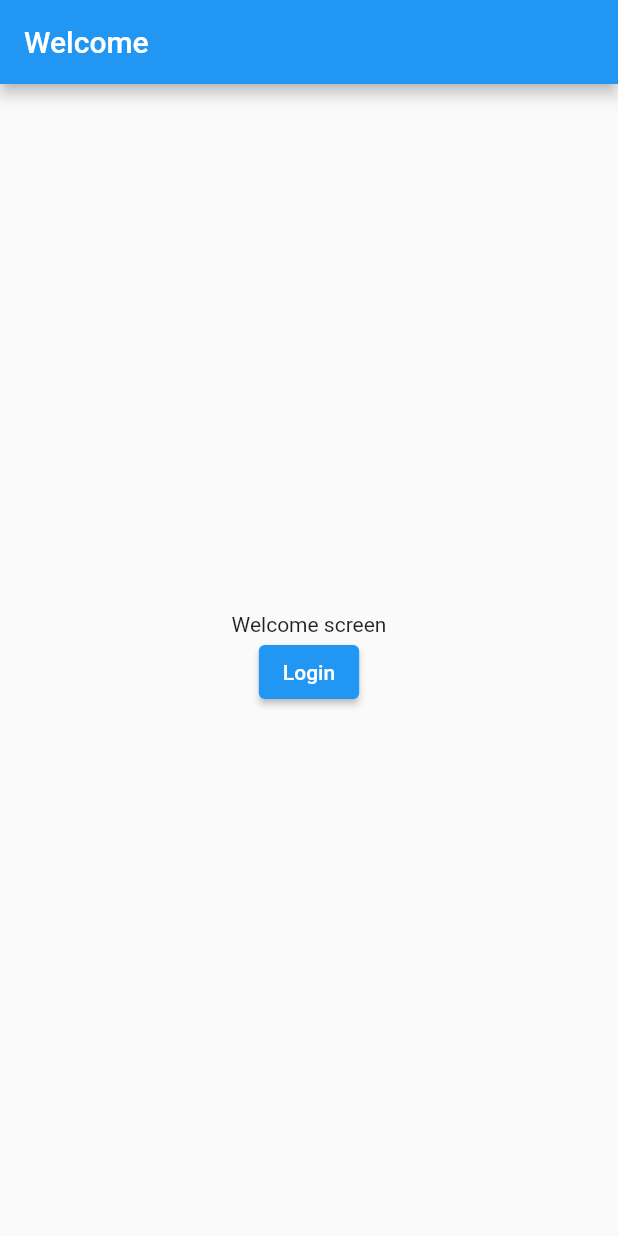
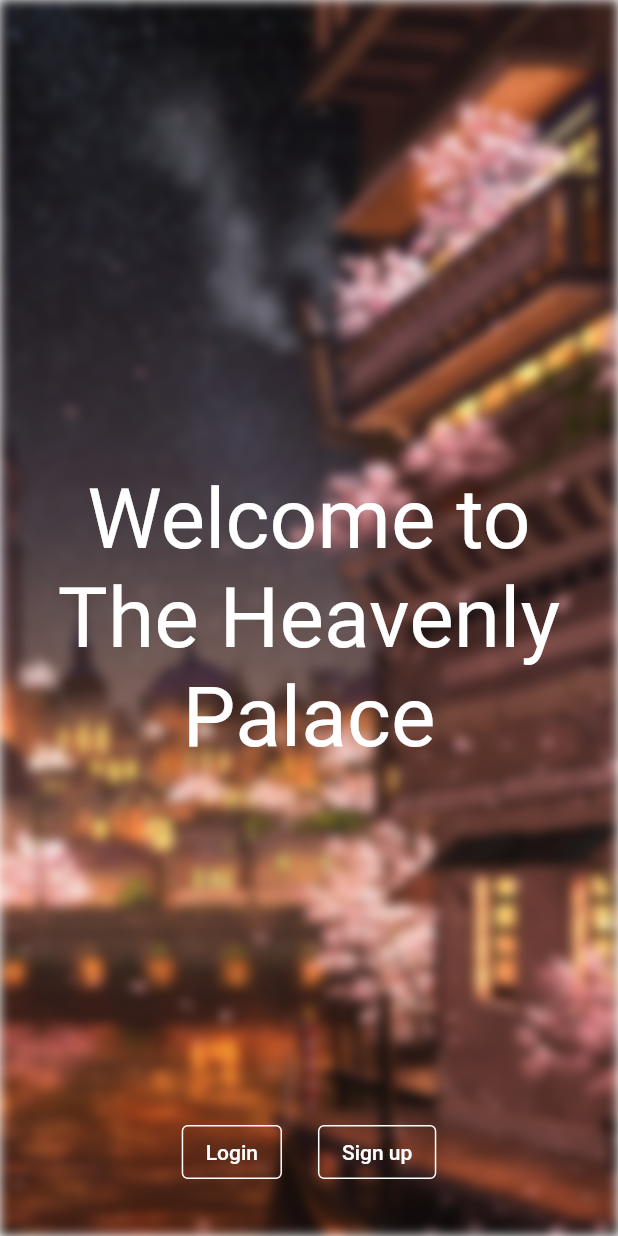
Before and after one commit to sushmoyr/auth_route_test, a Flutter app: the screen it shows after launch, on a phone screen of 412 x 824 dp. Run offline on Flutter 3.47's test engine with Material 2 defaults, Android fonts, the phone set to English and light mode, and no system bars; our stand-ins replace firebase_auth, firebase_core, flutter_riverpod, go_router, routemaster; accounts and stored records are empty.

Commit message:
feat(ui): add background image to welcome screen fix(assets): fix path to background image in generated assets file refactor(ui): refactor welcome screen to use a stack and add text and buttons on top of the background image

```diff
--- a/lib/ui/welcome_screen.dart
+++ b/lib/ui/welcome_screen.dart
@@ -1,3 +1,6 @@
+import 'dart:ui';
+
+import 'package:auth_route_test/generated/assets.dart';
 import 'package:flutter/material.dart';
 import 'package:go_router/go_router.dart';
 import 'package:routemaster/routemaster.dart';
@@ -7,24 +10,66 @@ class WelcomeScreen extends StatelessWidget {
 
   @override
   Widget build(BuildContext context) {
-    final Widget imageSection = Image.asset(name);
+    final style = Theme.of(context).textTheme.displayMedium?.copyWith(
+          color: Colors.white,
+        );
     return Scaffold(
-      appBar: AppBar(
-        title: const Text("Welcome"),
-      ),
-      body: Center(
-        child: Column(
-          mainAxisAlignment: MainAxisAlignment.center,
-          children: [
-            Text("Welcome screen"),
-            ElevatedButton(
-              onPressed: () {
-                context.go('/auth');
-              },
-              child: Text("Login"),
-            )
-          ],
-        ),
+      body: Stack(
+        alignment: Alignment.center,
+        fit: StackFit.expand,
+        children: [
+          ImageFiltered(
+            imageFilter: ImageFilter.blur(
+              sigmaX: 4,
+              sigmaY: 4,
+            ),
+            child: Image.asset(
+              Assets.assetsBackground,
+              fit: BoxFit.cover,
+            ),
+          ),
+          Center(
+            child: Text.rich(
+              TextSpan(
+                children: [
+                  TextSpan(text: 'Welcome to\n'),
+                  TextSpan(text: 'The Heavenly Palace'),
+                ],
+              ),
+              style: style,
+              textAlign: TextAlign.center,
+            ),
+          ),
+          Positioned(
+            bottom: 32,
+            child: Row(
+              mainAxisSize: MainAxisSize.min,
+              children: [
+                OutlinedButton(
+                  style: OutlinedButton.styleFrom(
+                    side: BorderSide(
+                      color: Colors.white,
+                    ),
+                    foregroundColor: Colors.white,
+                  ),
+                  onPressed: () {},
+                  child: Text("Login"),
+                ),
+                SizedBox(width: 24),
+                OutlinedButton(
+                  style: OutlinedButton.styleFrom(
+                    side: BorderSide(
+                      color: Colors.white,
+                    ),
+                    foregroundColor: Colors.white,
+                  ),
+                  onPressed: () {},
+                  child: Text("Sign up"),
+                ),
+              ],
+            ),
+          )
+        ],
       ),
     );
   }
--- a/pubspec.yaml
+++ b/pubspec.yaml
@@ -67,7 +67,8 @@ flutter:
   # assets:
   #   - images/a_dot_burr.jpeg
   #   - images/a_dot_ham.jpeg
-
+  assets:
+    - assets/
   # An image asset can refer to one or more resolution-specific "variants", see
   # https://flutter.dev/assets-and-images/#resolution-aware
 
```
Also changed, not shown: assets/background.jpg, lib/generated/assets.dart.
